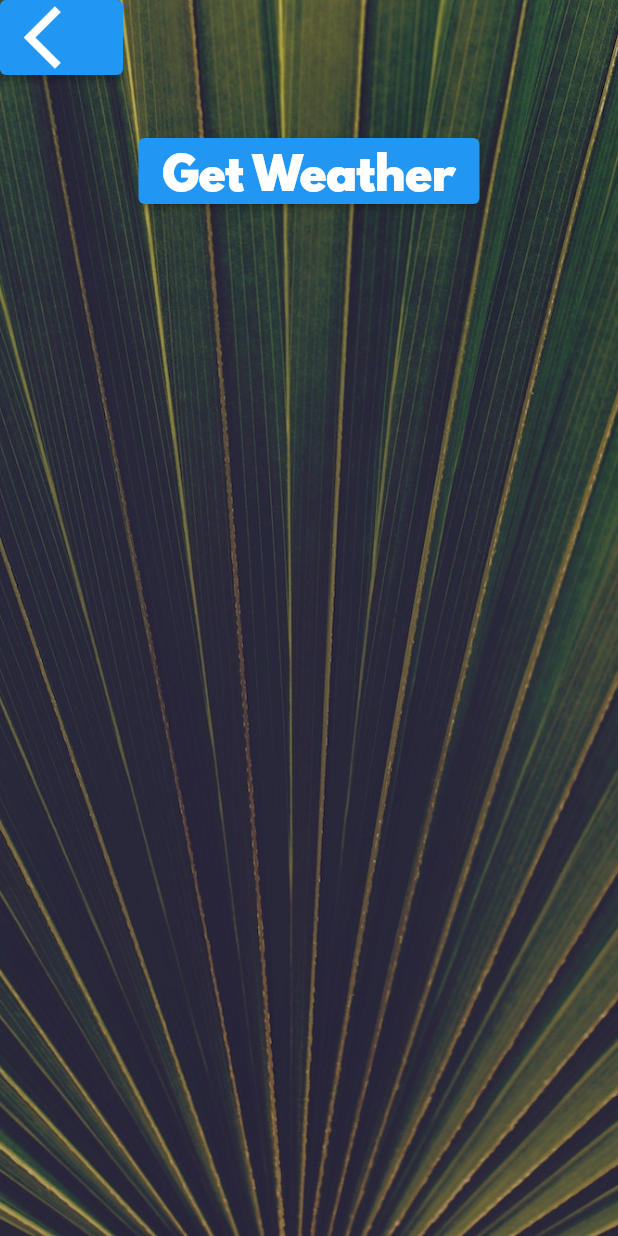
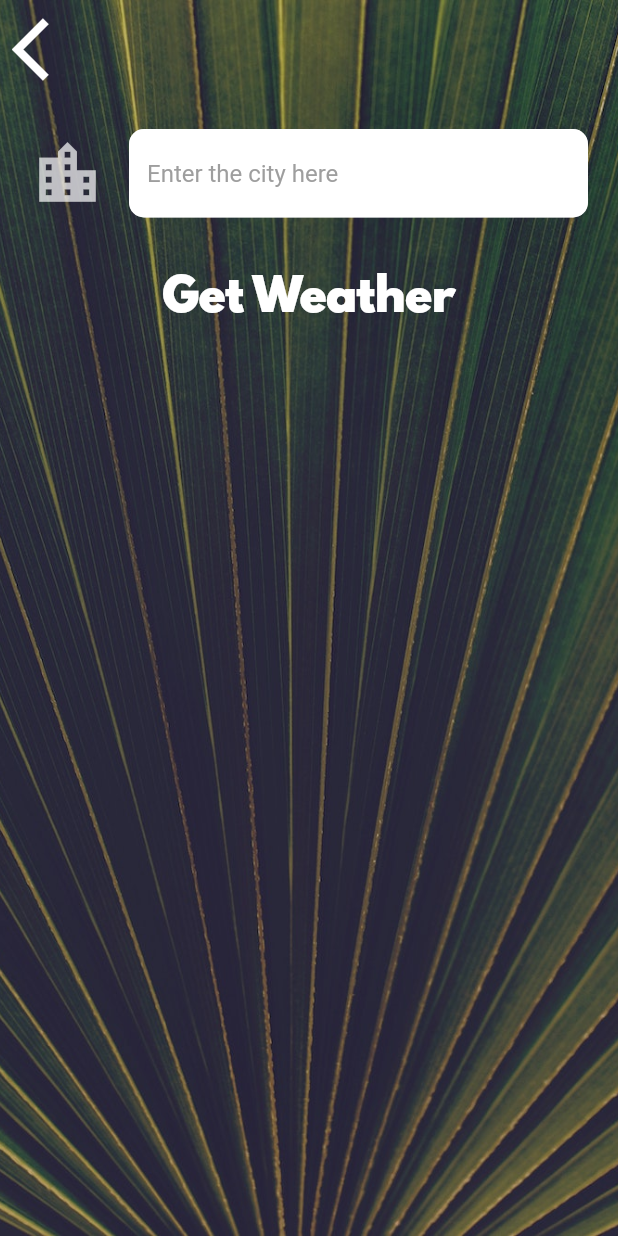
Before and after one commit to adismort14/clima-app, a Flutter app: the CityScreen screen opened directly, on a phone screen of 412 x 824 dp. Run offline on Flutter 3.47's test engine with Material 2 defaults, Android fonts, the phone set to English and light mode, and no system bars; our stand-ins replace flutter_spinkit, geolocator; network calls fail.

Commit message:
connected the screens and added search city functionality- clima app completed

```diff
--- a/lib/screens/city_screen.dart
+++ b/lib/screens/city_screen.dart
@@ -1,5 +1,5 @@
+import 'package:clima/utilities/constants.dart';
 import 'package:flutter/material.dart';
-import 'package:clima/utilities/constants.dart';
 
 class CityScreen extends StatefulWidget {
   @override
@@ -7,6 +7,8 @@ class CityScreen extends StatefulWidget {
 }
 
 class _CityScreenState extends State<CityScreen> {
+  String cityName;
+
   @override
   Widget build(BuildContext context) {
     return Scaffold(
@@ -23,23 +25,38 @@ class _CityScreenState extends State<CityScreen> {
             children: <Widget>[
               Align(
                 alignment: Alignment.topLeft,
-                child: ElevatedButton(
-                  onPressed: () {},
+                child: TextButton(
+                  onPressed: () {
+                    Navigator.pop(context);
+                  },
+                  // style: ButtonStyle(
+                  // backgroundColor: MaterialStateProperty(Colors.white)),
                   child: Icon(
                     Icons.arrow_back_ios,
                     size: 50.0,
+                    color: Colors.white,
                   ),
                 ),
               ),
               Container(
                 padding: EdgeInsets.all(20.0),
-                child: null,
+                child: TextField(
+                  style: TextStyle(
+                    color: Colors.black,
+                  ),
+                  decoration: kTextFieldStyle,
+                  onChanged: (value) {
+                    cityName = value;
+                  },
+                ),
               ),
-              ElevatedButton(
-                onPressed: () {},
+              TextButton(
+                onPressed: () {
+                  Navigator.pop(context, cityName);
+                },
                 child: Text(
                   'Get Weather',
-                  style: kButtonTextStyle,
+                  style: kButtonTextStyle.copyWith(color: Colors.white),
                 ),
               ),
             ],
--- a/lib/services/networking.dart
+++ b/lib/services/networking.dart
@@ -7,7 +7,7 @@ class NetworkHelper {
 
   NetworkHelper(this.url);
 
-  Future getWeather() async {
+  Future<dynamic> getWeather() async {
     http.Response response = await http.get(Uri.parse(url));
     if (response.statusCode == 200) {
       // print(response.body);
--- a/lib/utilities/constants.dart
+++ b/lib/utilities/constants.dart
@@ -18,3 +18,17 @@ const kButtonTextStyle = TextStyle(
 const kConditionTextStyle = TextStyle(
   fontSize: 100.0,
 );
+
+final kTextFieldStyle = InputDecoration(
+  icon: Icon(
+    Icons.location_city,
+    size: 50.0,
+  ),
+  filled: true,
+  fillColor: Color(0xFFFFFFFF),
+  hintText: "Enter the city here",
+  hintStyle: TextStyle(
+    color: Colors.grey,
+  ),
+  border: OutlineInputBorder(borderRadius: BorderRadius.circular(10.0)),
+);
```
Also changed, not shown: lib/screens/loading_screen.dart (+2 -13 lines), lib/screens/location_screen.dart (+24 -4 lines), lib/services/weather.dart (+22 -0 lines).
